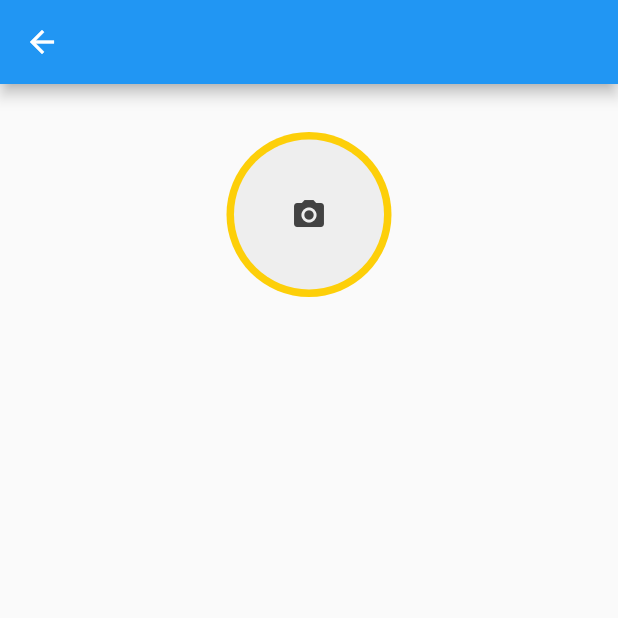
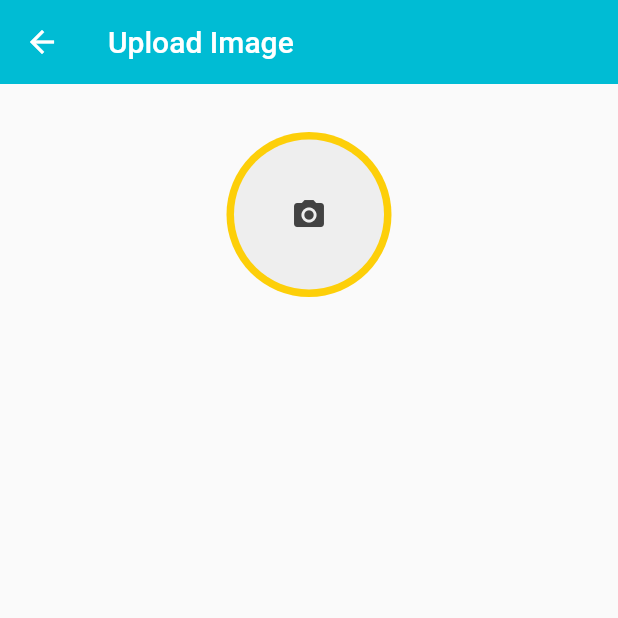
Before and after one commit to eroberts22/bookd, a Flutter app: the UploadImage screen opened by its route, on a phone screen of 412 x 824 dp, the top half of it. Run offline on Flutter 3.47's test engine with Material 2 defaults, Android fonts, the phone set to English and light mode, and no system bars; our stand-ins replace firebase_auth, firebase_core, firebase_database, firebase_storage, image_picker, table_calendar; accounts and stored records are empty.

Commit message:
added appbar to upload imgs page

```diff
--- a/application/lib/screens/store_info/upload_pictures.dart
+++ b/application/lib/screens/store_info/upload_pictures.dart
@@ -130,7 +130,17 @@ class _UploadImageState extends State<UploadImage> {
   @override
   Widget build(BuildContext context) {
     return Scaffold(
-      appBar: AppBar(),
+      appBar: AppBar(
+        backgroundColor: Colors.cyan,
+            elevation: 0.0,
+            title: const Text('Upload Image'),
+            leading: IconButton(
+              icon: const Icon(Icons.arrow_back, color: Colors.white),
+              onPressed: () {
+                Navigator.of(context).pushReplacementNamed('/account');
+              },
+            ),
+      ),
       body: Column(
         children: <Widget>[
           SizedBox(
```
